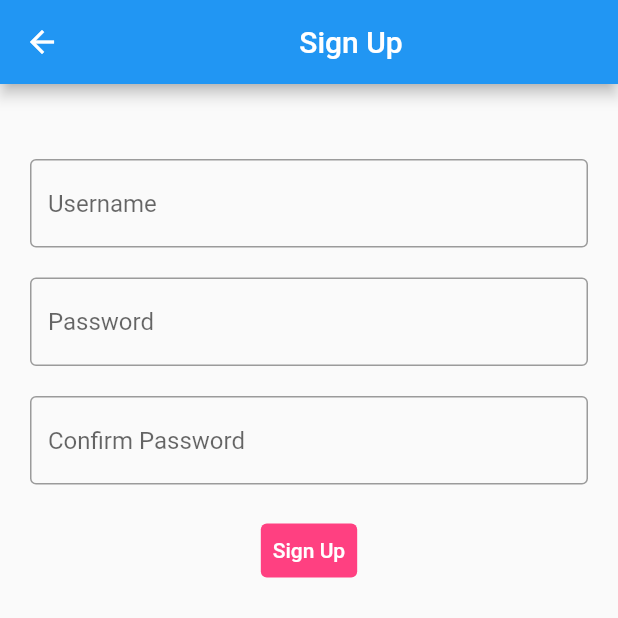
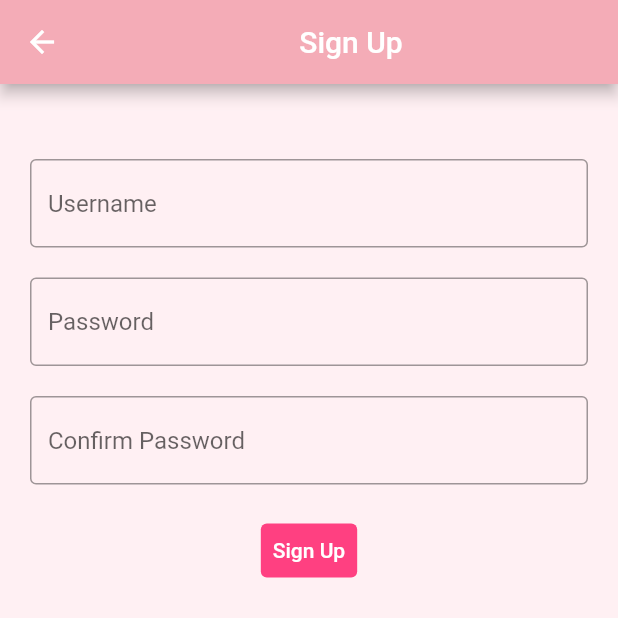
Before and after one commit to Pet3r1512/note_app, a Flutter app: the SignUp screen opened directly, on a phone screen of 412 x 824 dp, the top half of it. Run offline on Flutter 3.47's test engine with Material 2 defaults, Android fonts, the phone set to English and light mode, and no system bars; our stand-ins replace cloud_firestore, firebase_core, google_fonts; missing offline and left inert: orm; accounts and stored records are empty.

Commit message:
fix suggest

```diff
--- a/lib/Auth.dart
+++ b/lib/Auth.dart
@@ -1,4 +1,5 @@
 import 'package:flutter/material.dart';
+import 'package:notexpert_mongo/style/app_style.dart';
 
 class SignIn extends StatefulWidget {
   const SignIn({super.key});
@@ -17,19 +18,19 @@ class _SignInState extends State<SignIn> {
         ),
       ),
       body: Container(
-        margin: EdgeInsets.only(top: 30),
-        padding: EdgeInsets.all(20),
-        child: const Column(children: [
-          TextField(
+        margin: const EdgeInsets.only(top: 30),
+        padding: const EdgeInsets.all(20),
+        child: Column(children: [
+          const TextField(
             decoration: InputDecoration(
               hintText: 'Username',
               border: OutlineInputBorder(),
             ),
           ),
-          SizedBox(
+          const SizedBox(
             height: 20,
           ),
-          TextField(
+          const TextField(
             obscureText: true,
             enableSuggestions: false,
             autocorrect: false,
@@ -38,15 +39,15 @@ class _SignInState extends State<SignIn> {
               border: OutlineInputBorder(),
             ),
           ),
-          SizedBox(
+          const SizedBox(
             height: 20,
           ),
           TextButton(
-              style: ButtonStyle(
+              style: const ButtonStyle(
                 backgroundColor: MaterialStatePropertyAll(Colors.pinkAccent),
               ),
-              onPressed: null,
-              child: Text(
+              onPressed: () {},
+              child: const Text(
                 "Sign In",
                 style: TextStyle(color: Colors.white),
               ))
@@ -67,24 +68,27 @@ class _SignUpState extends State<SignUp> {
   @override
   Widget build(BuildContext context) {
     return Scaffold(
+      backgroundColor: AppStyle.whitePink,
       appBar: AppBar(
-          title: const Center(
-        child: Text("Sign Up"),
-      )),
+        title: const Center(
+          child: Text("Sign Up"),
+        ),
+        backgroundColor: AppStyle.pink,
+      ),
       body: Container(
-        margin: EdgeInsets.only(top: 30),
-        padding: EdgeInsets.all(20),
-        child: const Column(children: [
-          TextField(
+        margin: const EdgeInsets.only(top: 30),
+        padding: const EdgeInsets.all(20),
+        child: Column(children: [
+          const TextField(
             decoration: InputDecoration(
               hintText: 'Username',
               border: OutlineInputBorder(),
             ),
           ),
-          SizedBox(
+          const SizedBox(
             height: 20,
           ),
-          TextField(
+          const TextField(
             obscureText: true,
             enableSuggestions: false,
             autocorrect: false,
@@ -93,10 +97,10 @@ class _SignUpState extends State<SignUp> {
               border: OutlineInputBorder(),
             ),
           ),
-          SizedBox(
+          const SizedBox(
             height: 20,
           ),
-          TextField(
+          const TextField(
             obscureText: true,
             enableSuggestions: false,
             autocorrect: false,
@@ -105,15 +109,15 @@ class _SignUpState extends State<SignUp> {
               border: OutlineInputBorder(),
             ),
           ),
-          SizedBox(
+          const SizedBox(
             height: 20,
           ),
           TextButton(
-              style: ButtonStyle(
+              style: const ButtonStyle(
                 backgroundColor: MaterialStatePropertyAll(Colors.pinkAccent),
               ),
-              onPressed: null,
-              child: Text(
+              onPressed: () {},
+              child: const Text(
                 "Sign Up",
                 style: TextStyle(color: Colors.white),
               ))
```
